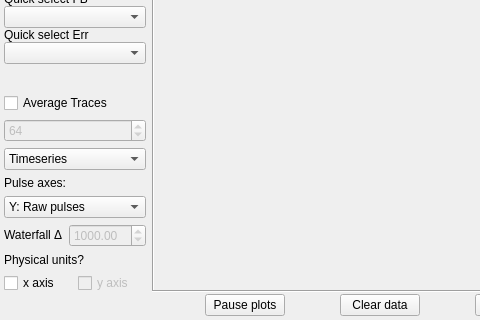
Above: microscope/ui/plotwindow.ui from usnistgov/microscope before the change; both pictures show x 0 to 480 and y 95 to 415 of the 614 by 415 pixel window. Below: the same form after it.
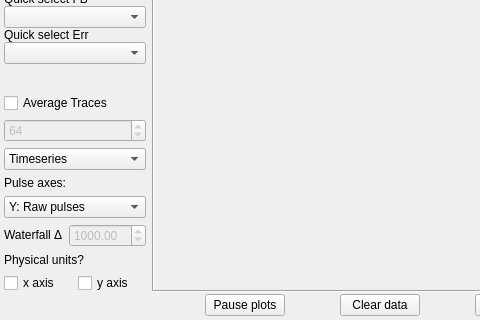
That is the form after the change.

Commit message: Let PyQtGraph handle raw <-> physical scaling

```diff
--- a/microscope/ui/plotwindow.ui
+++ b/microscope/ui/plotwindow.ui
@@ -282,7 +282,7 @@
        <item>
         <widget class="QCheckBox" name="yPhysicalCheck">
          <property name="enabled">
-          <bool>false</bool>
+          <bool>true</bool>
          </property>
          <property name="text">
           <string>y axis</string>
```
The commit also changes 1 other file.
